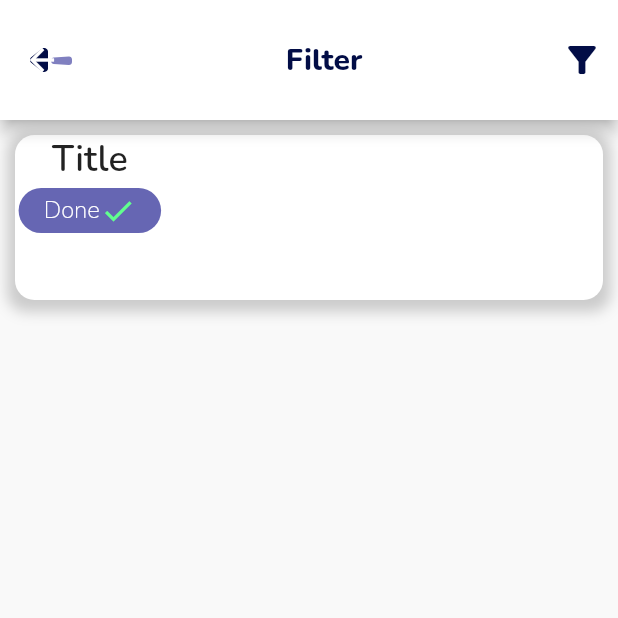
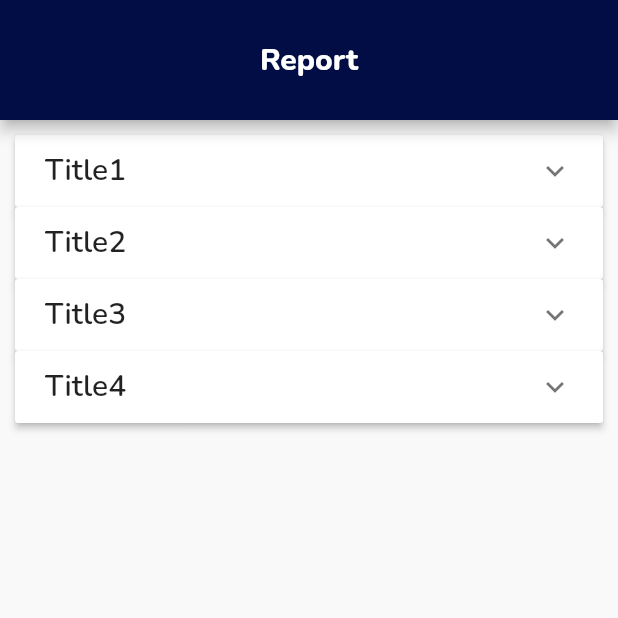
Before and after one commit to faizanje/flexiList, a Flutter app: the ReportScreen screen opened directly, on a phone screen of 412 x 824 dp, the top half of it. Run offline on Flutter 3.47's test engine with Material 2 defaults, Android fonts, the phone set to English and light mode, and no system bars; our stand-ins replace convex_bottom_bar, flutter_screenutil, flutter_svg, flutter_zoom_drawer, font_awesome_flutter, get and 5 more; missing offline and left inert: country_currency_pickers, country_list_pick; accounts and stored records are empty.

Commit message:
Done ReportScreen

```diff
--- a/lib/components/done_button.dart
+++ b/lib/components/done_button.dart
@@ -7,14 +7,8 @@ class WidgetButtonDone extends StatelessWidget {
 
   @override
   Widget build(BuildContext context) {
-    return InkWell(
-      onTap: () {
-        Navigator.of(context).push(
-            MaterialPageRoute(builder: (context) => SelectCountryScreen()));
-      },
-      child: Container(
+    return Container(
       alignment: Alignment.center,
-        margin: EdgeInsets.all(2.4),
       width: 95,
       height: 30,
       decoration: BoxDecoration(
@@ -42,7 +36,6 @@ class WidgetButtonDone extends StatelessWidget {
           )
         ],
       ),
-      ),
     );
   }
 }
--- a/lib/main.dart
+++ b/lib/main.dart
@@ -8,6 +8,7 @@ import 'package:noteapp/models/home_task_item_model.dart';
 import 'package:noteapp/models/todo_item.dart';
 import 'package:noteapp/screens/bottom_nav_screen.dart';
 import 'package:noteapp/screens/onboarding_screen.dart';
+import 'package:noteapp/screens/report_screen.dart';
 import 'package:noteapp/screens/select_country_screen.dart';
 import 'package:path_provider/path_provider.dart';
 
@@ -51,7 +52,7 @@ class MyApp extends StatelessWidget {
             // ),
             // body: ArchiveScreen(),
             // body: BottomNavScreen(),
-            body: OnBordingScreen(),
+            body: ReportScreen(),
             // body: AddTaskScreen(),
             // body: SideBarLayout(),
           ),
--- /dev/null
+++ b/lib/models/report_item_model.dart
@@ -0,0 +1,16 @@
+import 'package:flutter/material.dart';
+
+class ItemModel {
+  bool expanded;
+  String title;
+  String item1;
+  String item2;
+  Widget btnWidget;
+
+  ItemModel(
+      {this.expanded: false,
+      required this.title,
+      required this.item1,
+      required this.item2,
+      required this.btnWidget});
+}
--- a/lib/screens/report_screen.dart
+++ b/lib/screens/report_screen.dart
@@ -1,85 +1,141 @@
 import 'package:flutter/material.dart';
 import 'package:flutter_svg/flutter_svg.dart';
-import 'package:get/get_core/src/get_main.dart';
+import 'package:get/get.dart';
 import 'package:noteapp/components/done_button.dart';
-import 'package:noteapp/components/skip_button.dart';
 import 'package:noteapp/constant/constant.dart';
+import 'package:noteapp/models/report_item_model.dart';
 
-class ReportScreen extends StatelessWidget {
+class ReportScreen extends StatefulWidget {
   const ReportScreen({Key? key}) : super(key: key);
 
+  @override
+  _ReportScreenState createState() => _ReportScreenState();
+}
+
+class _ReportScreenState extends State<ReportScreen> {
   @override
   Widget build(BuildContext context) {
     return Scaffold(
       backgroundColor: Color(0xffF9F9F9),
       appBar: AppBar(
-        backgroundColor: Colors.white,
+        backgroundColor: kPrimaryColor,
+        automaticallyImplyLeading: false,
         toolbarHeight: 80, // Set this height
         flexibleSpace: Container(
+          color: kPrimaryColor,
           height: 80,
           padding: const EdgeInsets.all(10),
           child: Row(
-            mainAxisAlignment: MainAxisAlignment.spaceBetween,
+            mainAxisAlignment: MainAxisAlignment.center,
             children: <Widget>[
-              IconButton(
-                  onPressed: () {
-                    // Get.back();
-                  },
-                  icon: SvgPicture.asset('assets/icons/bck btn.svg')),
               Text(
-                "Filter",
+                "Report",
                 style: TextStyle(
                   fontSize: 20,
                   fontWeight: FontWeight.w800,
-                  color: kPrimaryColor,
+                  color: Colors.white,
                 ),
-              ),
-              Icon(
-                Icons.filter_alt,
-                color: kPrimaryColor,
-                size: 28,
               ),
             ],
           ),
         ),
       ),
-      body: getBody(),
+      body: Container(
+        padding: EdgeInsets.all(10),
+        child: ListView.builder(
+          itemCount: itemData.length,
+          itemBuilder: (BuildContext context, int index) {
+            return ExpansionPanelList(
+              animationDuration: Duration(milliseconds: 1000),
+              dividerColor: kPrimaryColor.withOpacity(0.5),
+              elevation: 2,
+              children: [
+                ExpansionPanel(
+                  body: Container(
+                    alignment: AlignmentDirectional.centerStart,
+                    padding: EdgeInsets.all(10),
+                    child: Column(
+                      crossAxisAlignment: CrossAxisAlignment.start,
+                      children: <Widget>[
+                        SizedBox(
+                          height: 10,
+                        ),
+                        WidgetButtonDone(),
+                        SizedBox(
+                          height: 10,
+                        ),
+                        Padding(
+                          padding: const EdgeInsets.only(left: 5),
+                          child: Text(
+                            itemData[index].item1,
+                            style: TextStyle(
+                              color: Colors.black,
+                              fontSize: 18,
+                            ),
+                          ),
+                        ),
+                        SizedBox(
+                          height: 10,
+                        ),
+                        Padding(
+                          padding: const EdgeInsets.only(left: 5),
+                          child: Text(
+                            itemData[index].item2,
+                            style: TextStyle(
+                              color: Colors.black,
+                              fontSize: 18,
+                            ),
+                          ),
+                        ),
+                      ],
+                    ),
+                  ),
+                  headerBuilder: (BuildContext context, bool isExpanded) {
+                    return Container(
+                      padding:
+                          EdgeInsets.symmetric(horizontal: 20, vertical: 10),
+                      child: Text(
+                        itemData[index].title,
+                        style: TextStyle(
+                            fontSize: 20, fontWeight: FontWeight.w600),
+                      ),
+                    );
+                  },
+                  isExpanded: itemData[index].expanded,
+                )
+              ],
+              expansionCallback: (int item, bool status) {
+                setState(() {
+                  itemData[index].expanded = !itemData[index].expanded;
+                });
+              },
+            );
+          },
+        ),
+      ),
     );
   }
 
-  getBody() {
-    return Container(
-      margin: const EdgeInsets.symmetric(horizontal: 10, vertical: 10),
-      width: double.infinity,
-      height: 110,
-      decoration: BoxDecoration(
-        color: Color(0xffFFFFFF),
-        boxShadow: [
-          BoxShadow(
-            color: Colors.grey.withOpacity(0.5),
-            spreadRadius: 5,
-            blurRadius: 7,
-            offset: Offset(0, 3), // changes position of shadow
-          ),
-        ],
-        borderRadius: BorderRadius.all(Radius.circular(13)),
-      ),
-      child: Row(
-        children: <Widget>[
-          Column(
-            children: <Widget>[
-              Text(
-                "Title",
-                style: TextStyle(fontSize: 24, fontWeight: FontWeight.w600),
-              ),
-              WidgetButtonDone(),
-            ],
-          ),
-          Column(
-            children: <Widget>[],
-          ),
-        ],
-      ),
-    );
-  }
+  List<ItemModel> itemData = <ItemModel>[
+    ItemModel(
+        title: "Title1",
+        item1: "Item 1",
+        item2: "Item 2",
+        btnWidget: WidgetButtonDone()),
+    ItemModel(
+        title: "Title2",
+        item1: "Item 1",
+        item2: "Item 2",
+        btnWidget: WidgetButtonDone()),
+    ItemModel(
+        title: "Title3",
+        item1: "Item 1",
+        item2: "Item 2",
+        btnWidget: WidgetButtonDone()),
+    ItemModel(
+        title: "Title4",
+        item1: "Item 1",
+        item2: "Item 2",
+        btnWidget: WidgetButtonDone()),
+  ];
 }
```
Lines whose indentation alone changed are shown as unchanged.
